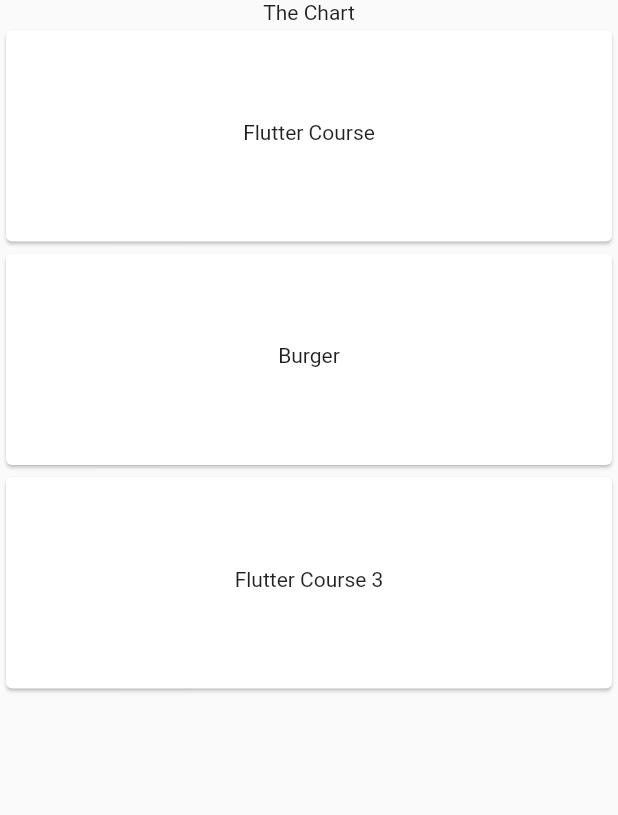
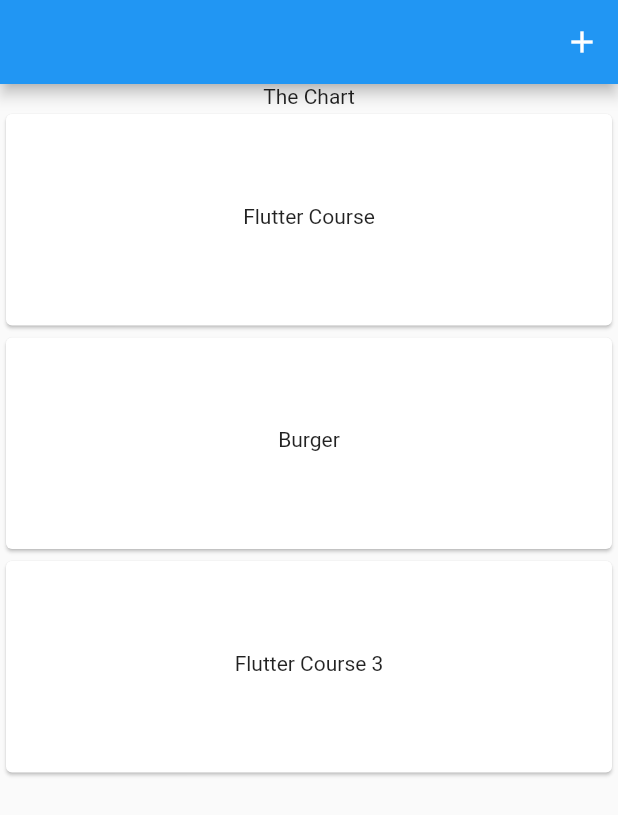
Before and after one commit to AsimRoyChowdhury/spendwise, a Flutter app: the screen it shows after launch, on a phone screen of 412 x 824 dp. Shown: the top 815 px of the screen. Run offline on Flutter 3.47's test engine with Material 2 defaults, Android fonts, the phone set to English and light mode, and no system bars.

Commit message:
added an appbar with new expense button and function

```diff
--- a/lib/widgets/expenses.dart
+++ b/lib/widgets/expenses.dart
@@ -1,6 +1,7 @@
 import 'package:flutter/material.dart';
 import 'package:spendwise/widgets/expenses_list/expenses_list.dart';
 import 'package:spendwise/models/expense.dart';
+import 'package:spendwise/widgets/new_expense.dart';
 
 class Expenses extends StatefulWidget {
   const Expenses({super.key});
@@ -33,9 +34,24 @@ class _ExpensesState extends State<Expenses> {
     ),
   ];
 
+  void _openAddExpenseOverlay() {
+     showModalBottomSheet(
+      context: context,
+      builder: (ctx) => const NewExpense() ,
+    );
+  }
+
   @override
   Widget build(context) {
     return Scaffold(
+      appBar: AppBar(
+        actions: [
+          IconButton(
+            onPressed: _openAddExpenseOverlay,
+            icon: const Icon(Icons.add),
+          ),
+        ],
+      ),
       body: Column(
         children: [
           const Text('The Chart'),
```
